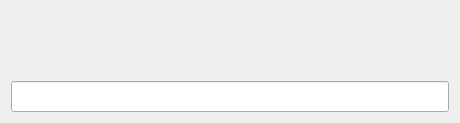
The window that src/app/launcher_widget.ui (perillaroc/roc-launcher) describes before a commit, drawn with Qt 5.
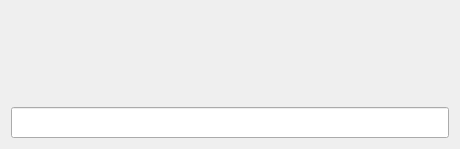
The same window after the commit. Icons and pictures are not drawn.

The edit to the form file:
```diff
--- a/src/app/launcher_widget.ui
+++ b/src/app/launcher_widget.ui
@@ -7,7 +7,7 @@
     <x>0</x>
     <y>0</y>
     <width>460</width>
-    <height>118</height>
+    <height>146</height>
    </rect>
   </property>
   <property name="windowTitle">
@@ -17,8 +17,8 @@
    <iconset resource="media.qrc">
     <normaloff>:/asserts/images/icon.png</normaloff>:/asserts/images/icon.png</iconset>
   </property>
-  <layout class="QVBoxLayout" name="verticalLayout">
-   <item>
+  <layout class="QGridLayout" name="gridLayout">
+   <item row="0" column="0">
     <layout class="QHBoxLayout" name="horizontalLayout">
      <item>
       <spacer name="horizontalSpacer">
@@ -61,8 +61,51 @@
      </item>
     </layout>
    </item>
-   <item>
-    <widget class="QLineEdit" name="lineEdit">
+   <item row="1" column="0">
+    <layout class="QHBoxLayout" name="horizontalLayout_2">
+     <item>
+      <spacer name="horizontalSpacer_3">
+       <property name="orientation">
+        <enum>Qt::Horizontal</enum>
+       </property>
+       <property name="sizeHint" stdset="0">
+        <size>
+         <width>40</width>
+         <height>20</height>
+        </size>
+       </property>
+      </spacer>
+     </item>
+     <item>
+      <widget class="QLabel" name="name_label">
+       <property name="font">
+        <font>
+         <family>Consolas</family>
+         <pointsize>12</pointsize>
+        </font>
+       </property>
+       <property name="text">
+        <string/>
+       </property>
+      </widget>
+     </item>
+     <item>
+      <spacer name="horizontalSpacer_4">
+       <property name="orientation">
+        <enum>Qt::Horizontal</enum>
+       </property>
+       <property name="sizeHint" stdset="0">
+        <size>
+         <width>40</width>
+         <height>20</height>
+        </size>
+       </property>
+      </spacer>
+     </item>
+    </layout>
+   </item>
+   <item row="2" column="0">
+    <widget class="QLineEdit" name="input_edit">
      <property name="font">
       <font>
        <family>DejaVu Sans Mono</family>
```
Left out of the diff: 2 changed lines with no effect on the pictures.
